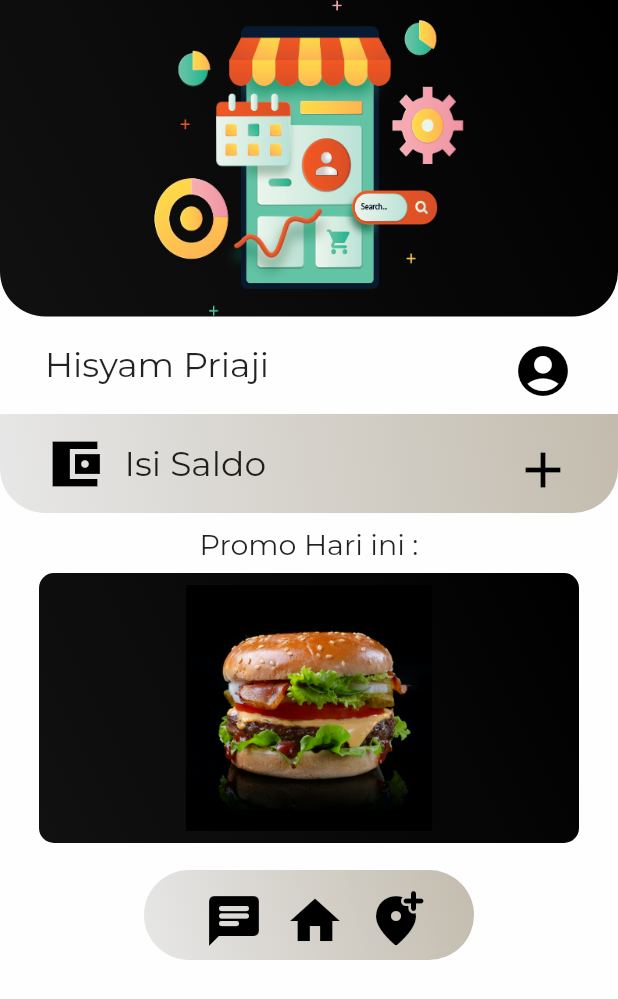
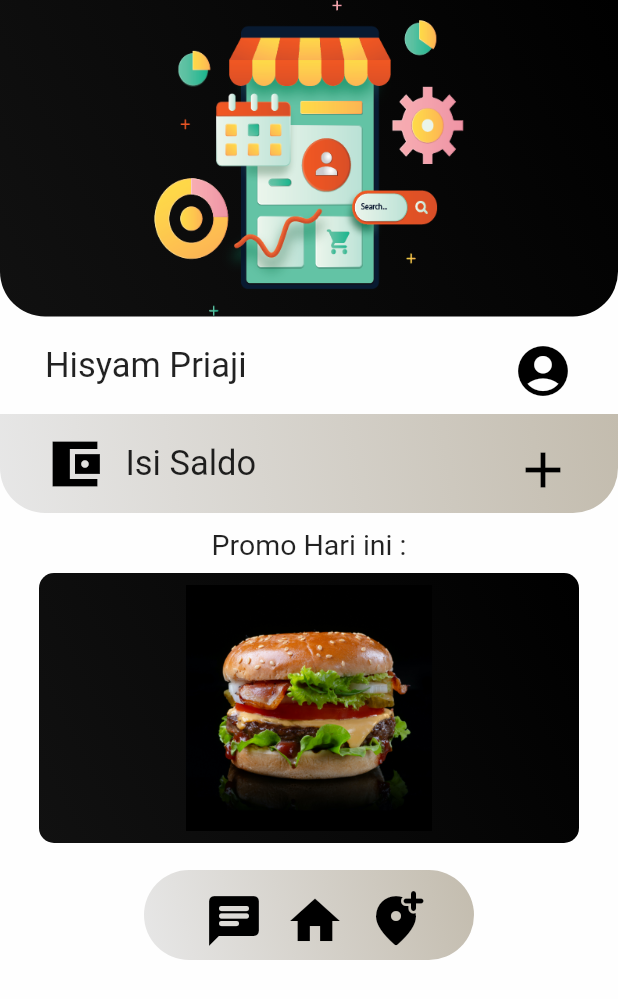
Before and after one commit to hisyamp/food_in, a Flutter app: the screen it shows after launch, on a phone screen of 412 x 824 dp. Shown: the top 999 px of the screen. Run offline on Flutter 3.47's test engine with Material 2 defaults, Android fonts, the phone set to English and light mode, and no system bars.

Commit message:
second commit

```diff
--- a/lib/main.dart
+++ b/lib/main.dart
@@ -14,7 +14,6 @@ class MyApp extends StatelessWidget {
       title: 'FoodiN',
       theme: ThemeData(
           scaffoldBackgroundColor: kBackgroundColor,
-          fontFamily: 'Montserrat',
           textTheme: TextTheme(
             bodyText1: TextStyle(color: kBodyTextColor),
           )),
```
Also changed, not shown: pubspec.yaml (+4 -12 lines).
